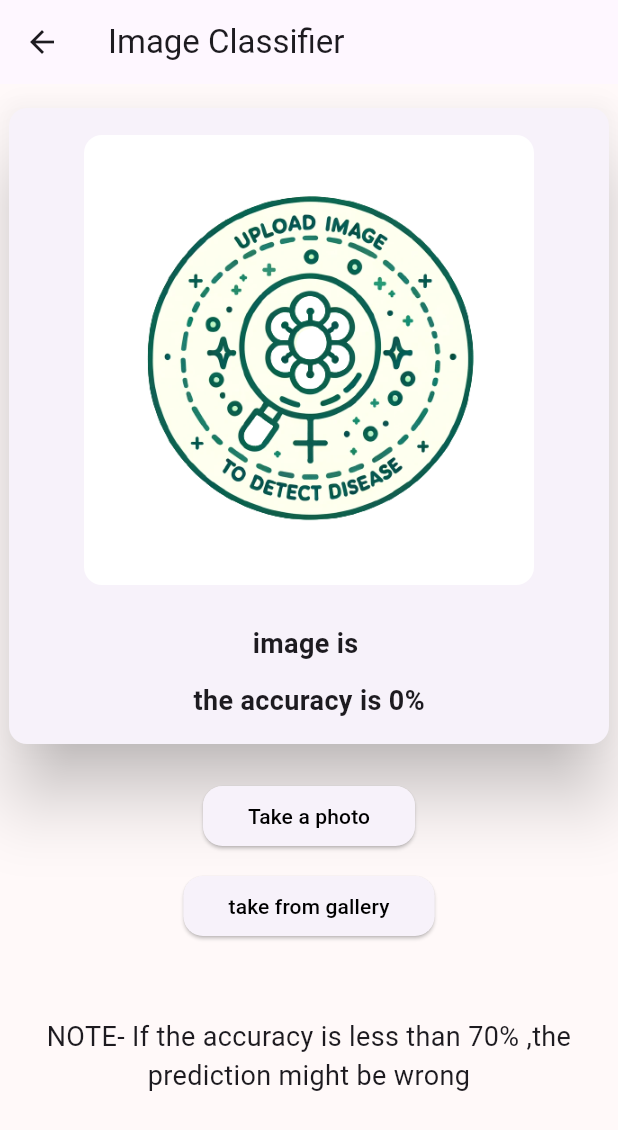
After one commit to scarredhands/EcoHub, a Flutter app: the TfliteModel screen opened directly, after a tap on "Take a photo", on a phone screen of 412 x 824 dp. The commit adds this screen. Shown: the top 1130 px of the screen. Run offline on Flutter 3.47's test engine with Material 3 defaults, Android fonts, the phone set to English and light mode, and no system bars; our stand-ins replace cloud_firestore, firebase_auth, firebase_core, image_picker, shared_preferences; missing offline and left inert: flutter_tflite; accounts and stored records are empty; network calls fail.

Commit message:
made the disease detection screen

```diff
--- a/lib/main.dart
+++ b/lib/main.dart
@@ -1,5 +1,5 @@
-import 'package:ecohub/screens/authentication_screens/login_screen.dart';
 import 'package:ecohub/screens/home_screen.dart';
+import 'package:ecohub/services/auth_wrapper.dart';
 import 'package:firebase_core/firebase_core.dart';
 import 'package:flutter/material.dart';
 
@@ -18,7 +18,7 @@ class MyApp extends StatelessWidget {
   @override
   Widget build(BuildContext context) {
     return MaterialApp(
-      home: LoginScreen(),
+      home: AuthWrapper(),
       routes: {
         '/home': (context) => HomeScreen(),
       },
--- /dev/null
+++ b/lib/screens/feature_screens/plant_disease_detection_screen/tflite_model.dart
@@ -0,0 +1,225 @@
+import 'dart:developer' as devtools;
+import 'dart:io';
+
+import 'package:flutter/material.dart';
+import 'package:flutter_tflite/flutter_tflite.dart';
+import 'package:image_picker/image_picker.dart';
+
+class TfliteModel extends StatefulWidget {
+  @override
+  _TfliteModelState createState() => _TfliteModelState();
+}
+
+class _TfliteModelState extends State<TfliteModel> {
+  File? filePath;
+  String label = '';
+  double confidence = 0.0;
+  Future<void> _tfLteInit() async {
+    String? res = await Tflite.loadModel(
+        model: "assets/model_unquant.tflite",
+        labels: "assets/labels.txt",
+        numThreads: 1, // defaults to 1
+        isAsset:
+            true, // defaults to true, set to false to load resources outside assets
+        useGpuDelegate:
+            false // defaults to false, set to true to use GPU delegate
+        );
+  }
+
+  pickImageGallery() async {
+    final ImagePicker picker = ImagePicker();
+    final XFile? image = await picker.pickImage(source: ImageSource.gallery);
+
+    if (image == null) return;
+
+    var imageMap = File(image.path);
+    setState(() {
+      filePath = imageMap;
+      confidence = 0.0;
+      label = '';
+    });
+
+    var recognitions = await Tflite.runModelOnImage(
+      path: image.path,
+      imageMean: 0.0,
+      imageStd: 255.0,
+      numResults: 2,
+      threshold: 0.2,
+      asynch: true,
+    );
+
+    if (recognitions != null && recognitions.isNotEmpty) {
+      devtools.log(recognitions.toString());
+      setState(() {
+        confidence = recognitions[0]['confidence'] * 100;
+        label = recognitions[0]['label'].toString();
+      });
+    } else {
+      devtools.log("No recognitions found");
+    }
+  }
+
+  pickImageCamera() async {
+    final ImagePicker picker = ImagePicker();
+    final XFile? image = await picker.pickImage(source: ImageSource.camera);
+
+    if (image == null) return;
+
+    var imageMap = File(image.path);
+    setState(() {
+      filePath = imageMap;
+      confidence = 0.0;
+      label = '';
+    });
+    var recognitions = await Tflite.runModelOnImage(
+      path: image.path,
+      imageMean: 0.0,
+      imageStd: 255.0,
+      numResults: 2,
+      threshold: 0.2,
+      asynch: true,
+    );
+
+    if (recognitions != null && recognitions.isNotEmpty) {
+      devtools.log(recognitions.toString());
+      setState(() {
+        confidence = recognitions[0]['confidence'] * 100;
+        label = recognitions[0]['label'].toString();
+      });
+    } else {
+      devtools.log("No recognitions found");
+    }
+  }
+
+  @override
+  void dispose() {
+    super.dispose();
+    Tflite.close();
+  }
+
+  @override
+  void initState() {
+    // TODO: implement initState
+    super.initState();
+    _tfLteInit();
+  }
+
+  @override
+  Widget build(BuildContext context) {
+    return Scaffold(
+      backgroundColor: const Color.fromARGB(255, 255, 249, 249),
+      appBar: AppBar(
+        title: Text('Image Classifier'),
+      ),
+      body: Center(
+        child: Column(
+          children: [
+            const SizedBox(
+              height: 12,
+            ),
+            Card(
+              elevation: 20,
+              clipBehavior: Clip.hardEdge,
+              child: SizedBox(
+                width: 400,
+                child: SingleChildScrollView(
+                  child: Column(
+                    children: [
+                      SizedBox(
+                        height: 18,
+                      ),
+                      Container(
+                        height: 300,
+                        width: 300,
+                        decoration: BoxDecoration(
+                          image: DecorationImage(
+                            image: AssetImage(
+                              'assets/plant_disease_detect.png',
+                            ),
+                            fit: BoxFit
+                                .contain, // How to fit the image within the container
+                            alignment: Alignment.center,
+                          ),
+                          color: Colors.white,
+                          borderRadius: BorderRadius.circular(12),
+                        ),
+                        child: filePath == null
+                            ? const Text('')
+                            : Image.file(
+                                filePath!,
+                                fit: BoxFit.fill,
+                              ),
+                      ),
+                      SizedBox(
+                        height: 18,
+                      ),
+                      Padding(
+                        padding: EdgeInsets.all(8),
+                        child: Column(
+                          children: [
+                            Text(
+                              'image is ${label}',
+                              style: TextStyle(
+                                  fontSize: 18, fontWeight: FontWeight.bold),
+                            ),
+                            SizedBox(
+                              height: 12,
+                            ),
+                            Text(
+                              'the accuracy is ${confidence.toStringAsFixed(0)}%',
+                              style: TextStyle(
+                                  fontSize: 18, fontWeight: FontWeight.bold),
+                            ),
+                            SizedBox(
+                              height: 8,
+                            ),
+                          ],
+                        ),
+                      )
+                    ],
+                  ),
+                ),
+              ),
+            ),
+            SizedBox(
+              height: 20,
+            ),
+            ElevatedButton(
+              onPressed: () {
+                pickImageCamera();
+              },
+              style: ElevatedButton.styleFrom(
+                  padding: EdgeInsets.symmetric(horizontal: 30, vertical: 10),
+                  shape: RoundedRectangleBorder(
+                      borderRadius: BorderRadius.circular(13)),
+                  foregroundColor: Colors.black),
+              child: Text('Take a photo'),
+            ),
+            SizedBox(
+              height: 12,
+            ),
+            ElevatedButton(
+              onPressed: () {
+                pickImageGallery();
+              },
+              style: ElevatedButton.styleFrom(
+                  padding: EdgeInsets.symmetric(horizontal: 30, vertical: 10),
+                  shape: RoundedRectangleBorder(
+                      borderRadius: BorderRadius.circular(13)),
+                  foregroundColor: Colors.black),
+              child: Text('take from gallery'),
+            ),
+            SizedBox(
+              height: 50,
+            ),
+            Text(
+              'NOTE- If the accuracy is less than 70% ,the prediction might be wrong',
+              textAlign: TextAlign.center,
+              style: TextStyle(fontSize: 18),
+            )
+          ],
+        ),
+      ),
+    );
+  }
+}
--- a/lib/shared/my_colors.dart
+++ b/lib/shared/my_colors.dart
@@ -2,4 +2,6 @@ import 'package:flutter/material.dart';
 
 class MyColors {
   static const backgroundColor = const Color.fromARGB(255, 255, 249, 249);
+  static const themeColor = const Color(0xFF5bc787);
+  static const textColor = Colors.white;
 }
```
Also changed, not shown: assets/labels.txt (added, +38 -0 lines), lib/screens/home_screen.dart (+7 -1 lines), lib/services/auth_wrapper.dart (added, +26 -0 lines), pubspec.yaml (+6 -1 lines), assets/plant_disease_detect.png (added), pubspec.lock, 7 other files.
